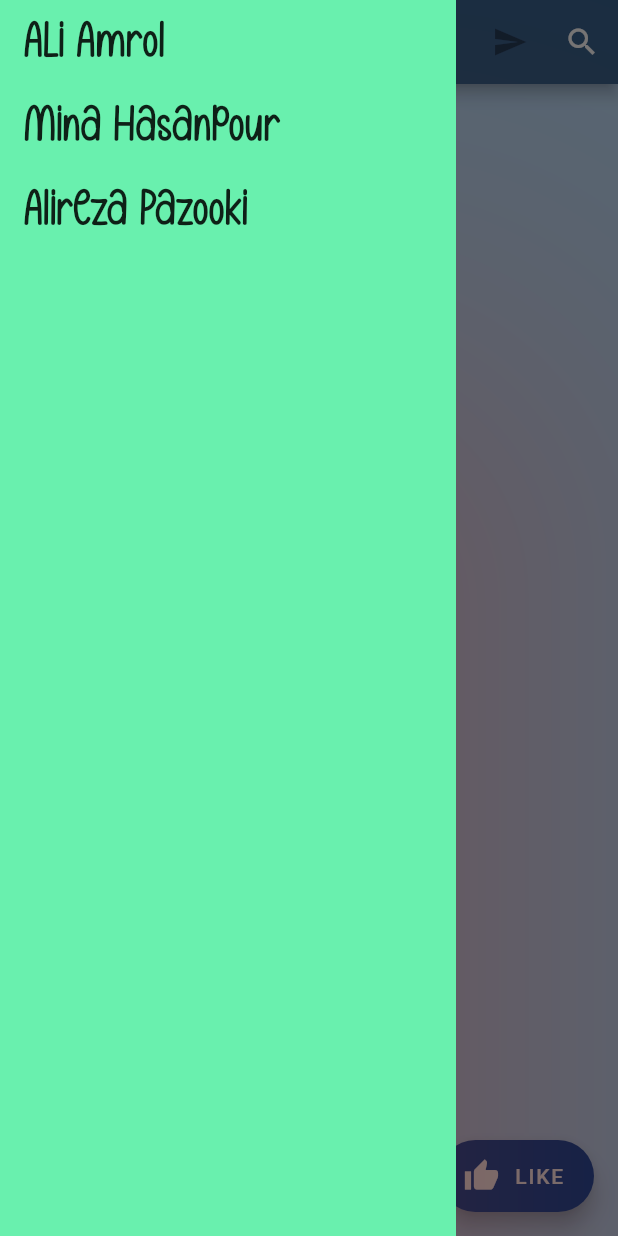
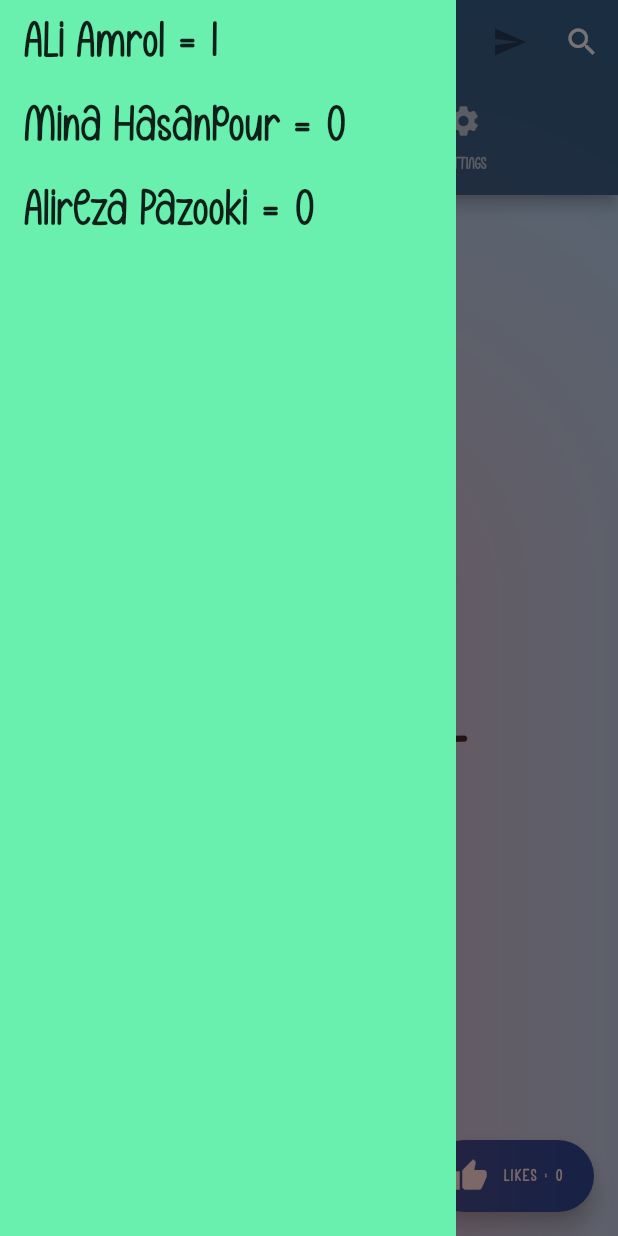
Before and after one commit to Aliamrol/Learn_Flutter, a Flutter app: the screen it shows after launch, in the side drawer, after a tap on the "menu" icon, on a phone screen of 412 x 824 dp. Run offline on Flutter 3.47's test engine with Material 2 defaults, Android fonts, the light colour scheme and no system bars.

Commit message:
add TabBar

```diff
--- a/lib/main.dart
+++ b/lib/main.dart
@@ -1,266 +1,9 @@
-// import 'package:flutter/material.dart';
-//
-// class MyAppBar extends StatelessWidget {
-//   const MyAppBar({super.key});
-//
-//   @override
-//   Widget build(BuildContext context) {
-//     return Material(
-//       child: Row(
-//         children: [
-//           Container(
-//             width: 20.0,
-//             decoration: const BoxDecoration(color: Colors.red),
-//           )
-//         ],
-//       ),
-//     );
-//   }
-// }
-//
-// class MyScaffold extends StatelessWidget {
-//   const MyScaffold({required this.title, required this.centerTitle ,super.key});
-//
-//   final Text centerTitle;
-//   final Text title;
-//   @override
-//   Widget build(BuildContext context) {
-//     return Material(
-//         child: Column(
-//       children: [
-//         Container(
-//           height: 56.0,
-//           decoration: const BoxDecoration(color: Colors.blue),
-//           child:  Row(
-//             children: [
-//               const IconButton(onPressed: null, icon: Icon(Icons.menu)),
-//               Expanded(child: Center(child: title)),
-//               const IconButton(onPressed: null, icon: Icon(Icons.threed_rotation)),
-//               const IconButton(onPressed: null, icon: Icon(Icons.search))
-//             ],
-//           ),
-//         ),
-//         Expanded(
-//              child: Center(
-//           child: centerTitle,
-//         ))
-//       ],
-//     ));
-//   }
-// }
-//
-// void main() {
-//   runApp(const MaterialApp(
-//       home: SafeArea(
-//     child: MyScaffold(title: Text("Hello Amir Amrol"),centerTitle: Text("Provide your farm", style: TextStyle(fontWeight: FontWeight.bold),),),
-//   )));
-// }
-// //
-// // class MyApp extends StatelessWidget {
-// //   const MyApp({super.key});
-// //
-// //   // This widget is the root of your application.
-// //   @override
-// //   Widget build(BuildContext context) {
-// //     return MaterialApp(
-// //       title: 'Flutter Demo',
-// //       theme: ThemeData(
-// //         // This is the theme of your application.
-// //         //
-// //         // TRY THIS: Try running your application with "flutter run". You'll see
-// //         // the application has a blue toolbar. Then, without quitting the app,
-// //         // try changing the seedColor in the colorScheme below to Colors.green
-// //         // and then invoke "hot reload" (save your changes or press the "hot
-// //         // reload" button in a Flutter-supported IDE, or press "r" if you used
-// //         // the command line to start the app).
-// //         //
-// //         // Notice that the counter didn't reset back to zero; the application
-// //         // state is not lost during the reload. To reset the state, use hot
-// //         // restart instead.
-// //         //
-// //         // This works for code too, not just values: Most code changes can be
-// //         // tested with just a hot reload.
-// //         colorScheme: ColorScheme.fromSeed(seedColor: Colors.deepPurple),
-// //         useMaterial3: true,
-// //       ),
-// //       home: const MyHomePage(title: 'Flutter Demo Home Page'),
-// //     );
-// //   }
-// // }
-// //
-// // class MyHomePage extends StatefulWidget {
-// //   const MyHomePage({super.key, required this.title});
-// //
-// //   // This widget is the home page of your application. It is stateful, meaning
-// //   // that it has a State object (defined below) that contains fields that affect
-// //   // how it looks.
-// //
-// //   // This class is the configuration for the state. It holds the values (in this
-// //   // case the title) provided by the parent (in this case the App widget) and
-// //   // used by the build method of the State. Fields in a Widget subclass are
-// //   // always marked "final".
-// //
-// //   final String title;
-// //
-// //   @override
-// //   State<MyHomePage> createState() => _MyHomePageState();
-// // }
-// //
-// // class _MyHomePageState extends State<MyHomePage> {
-// //   int _counter = 0;
-// //
-// //   void _incrementCounter() {
-// //     setState(() {
-// //       // This call to setState tells the Flutter framework that something has
-// //       // changed in this State, which causes it to rerun the build method below
-// //       // so that the display can reflect the updated values. If we changed
-// //       // _counter without calling setState(), then the build method would not be
-// //       // called again, and so nothing would appear to happen.
-// //       _counter++;
-// //     });
-// //   }
-// //
-// //   @override
-// //   Widget build(BuildContext context) {
-// //     // This method is rerun every time setState is called, for instance as done
-// //     // by the _incrementCounter method above.
-// //     //
-// //     // The Flutter framework has been optimized to make rerunning build methods
-// //     // fast, so that you can just rebuild anything that needs updating rather
-// //     // than having to individually change instances of widgets.
-// //     return Scaffold(
-// //       appBar: AppBar(
-// //         // TRY THIS: Try changing the color here to a specific color (to
-// //         // Colors.amber, perhaps?) and trigger a hot reload to see the AppBar
-// //         // change color while the other colors stay the same.
-// //         backgroundColor: Theme.of(context).colorScheme.inversePrimary,
-// //         // Here we take the value from the MyHomePage object that was created by
-// //         // the App.build method, and use it to set our appbar title.
-// //         title: Text(widget.title),
-// //       ),
-// //       body: Center(
-// //         // Center is a layout widget. It takes a single child and positions it
-// //         // in the middle of the parent.
-// //         child: Column(
-// //           // Column is also a layout widget. It takes a list of children and
-// //           // arranges them vertically. By default, it sizes itself to fit its
-// //           // children horizontally, and tries to be as tall as its parent.
-// //           //
-// //           // Column has various properties to control how it sizes itself and
-// //           // how it positions its children. Here we use mainAxisAlignment to
-// //           // center the children vertically; the main axis here is the vertical
-// //           // axis because Columns are vertical (the cross axis would be
-// //           // horizontal).
-// //           //
-// //           // TRY THIS: Invoke "debug painting" (choose the "Toggle Debug Paint"
-// //           // action in the IDE, or press "p" in the console), to see the
-// //           // wireframe for each widget.
-// //           mainAxisAlignment: MainAxisAlignment.center,
-// //           children: <Widget>[
-// //             const Text(
-// //               'You have pushed the button this many times:',
-// //             ),
-// //             Text(
-// //               '$_counter',
-// //               style: Theme.of(context).textTheme.headlineMedium,
-// //             ),
-// //           ],
-// //         ),
-// //       ),
-// //       floatingActionButton: FloatingActionButton(
-// //         onPressed: _incrementCounter,
-// //         tooltip: 'Increment',
-// //         child: const Icon(Icons.add),
-// //       ), // This trailing comma makes auto-formatting nicer for build methods.
-// //     );
-// //   }
-// // }
-//
-// // import 'package:flutter/cupertino.dart';
-// // import 'package:flutter/material.dart';
-//
-// // void main() {
-// //   runApp(const MaterialApp(
-// //     home: SafeArea(child: HomeScreen()),
-// //   ));
-// // }
-//
-// class Wtf extends StatelessWidget {
-//   const Wtf({super.key});
-//
-//   @override
-//   Widget build(BuildContext context) {
-//     return Material(
-//         child: Column(
-//       children: [
-//         Container(
-//           decoration: const BoxDecoration(color: Colors.blue),
-//           child: const Row(
-//             children: [
-//               IconButton(onPressed: null, icon: Icon(Icons.menu)),
-//               Expanded(child: Center(child: Text("Hi Bithc"))),
-//               IconButton(onPressed: null, icon: Icon(Icons.search_rounded))
-//             ],
-//           ),
-//         ),
-//         Expanded(child: Container(
-//           decoration: const BoxDecoration(color: Colors.green),
-//           child: const Column(
-//             children: [
-//               Expanded(child: Center(child: Text("Welcome to BaghMoshaver"),)),
-//               IconButton(onPressed: null, icon: Icon(Icons.battery_charging_full)),
-//               Row(
-//                 children: [
-//                   Expanded(child: Icon(Icons.co_present_sharp)),
-//                   Expanded(child: Icon(Icons.code)),
-//                   Expanded(child: Icon(Icons.account_tree))
-//                 ],
-//               ),
-//               Expanded(child: Center(child: Text("Welcome to BaghMoshaver"),))
-//             ],
-//           ),
-//         )),
-//         Container(
-//           decoration: const BoxDecoration(color: Colors.red),
-//           child: const Row(
-//             children: [
-//               IconButton(onPressed: null, icon: Icon(Icons.backspace)),
-//               Expanded(child: IconButton(onPressed: null, icon: Icon(Icons.message))),
-//               IconButton(onPressed: null, icon: Icon(Icons.send))
-//             ],
-//           ),
-//         )
-//       ],
-//     ));
-//   }
-// }
-//
-//
-// class HomeScreen extends StatelessWidget {
-//   const HomeScreen({Key? key}) : super(key: key);
-//
-//   @override
-//   Widget build(BuildContext context) {
-//     return Scaffold(
-//         appBar: AppBar(
-//           title: const Text(""),
-//         ),
-//         body: ListView.builder(
-//           itemCount: 10,
-//           itemBuilder: (context, index) {
-//             return Card(
-//               child: ListTile(
-//                 title: Text("User $index"),
-//               ),
-//             );
-//           },
-//         ));
-//   }
-// }
-
 import 'package:flutter/material.dart';
 
 int likeCount = 0;
+int aliCount = 0;
+int minaCount = 0;
+int pazookiCount = 0;
 
 class MenuButton extends StatelessWidget {
   const MenuButton({super.key});
@@ -275,41 +18,14 @@
   }
 }
 
-class Drawer1 extends StatelessWidget {
-  const Drawer1({super.key});
+class Drawer2 extends StatefulWidget {
+  const Drawer2({super.key});
 
   @override
-  Widget build(BuildContext context) {
-    return const Drawer(
-      child: Column(
-        children: [
-          Expanded(
-              child: Center(
-                  child: Text(
-            "User1",
-            style: TextStyle(color: Colors.red),
-          ))),
-          Expanded(
-              child: Center(
-                  child: Text("User2", style: TextStyle(color: Colors.red)))),
-          Expanded(
-              child: Center(
-                  child: Text("User3", style: TextStyle(color: Colors.red)))),
-          Expanded(
-              child: Center(
-                  child: Text("User4", style: TextStyle(color: Colors.red)))),
-          Expanded(
-              child: Center(
-                  child: Text("User5", style: TextStyle(color: Colors.red)))),
-        ],
-      ),
-    );
-  }
+  State<StatefulWidget> createState() => _Drawer2();
 }
 
-class Drawer2 extends StatelessWidget {
-  const Drawer2({super.key});
-
+class _Drawer2 extends State {
   @override
   Widget build(BuildContext context) {
     return Drawer(
@@ -320,22 +36,43 @@
         child: ListView(
           children: [
             ListTile(
-              title: const Text("ALi Amrol",
+              title: Text("ALi Amrol = $aliCount",
                   style: TextStyle(fontFamily: "nas"), textScaleFactor: 3),
-              onTap: () {},
+              onLongPress: () {
+                ScaffoldMessenger.of(context)
+                    .showSnackBar(SnackBar(content: Text("ALI AMROL")));
+              },
+              onTap: () {
+                aliCount++;
+                setState(() {});
+              },
             ),
             ListTile(
-              title: const Text(
-                "Mina Hasanpour",
+              title: Text(
+                "Mina Hasanpour = $minaCount",
                 style: TextStyle(fontFamily: "nas"),
                 textScaleFactor: 3,
               ),
-              onTap: () {},
+              onLongPress: () {
+                ScaffoldMessenger.of(context)
+                    .showSnackBar(SnackBar(content: Text("MINA HASANPOUR")));
+              },
+              onTap: () {
+                minaCount++;
+                setState(() {});
+              },
             ),
             ListTile(
-              title: const Text("Alireza Pazooki",
+              title: Text("Alireza Pazooki = $pazookiCount",
                   style: TextStyle(fontFamily: "nas"), textScaleFactor: 3),
-              onTap: () {},
+              onLongPress: () {
+                ScaffoldMessenger.of(context)
+                    .showSnackBar(SnackBar(content: Text("ALIREZA PAZOOKI")));
+              },
+              onTap: () {
+                pazookiCount++;
+                setState(() {});
+              },
             )
           ],
         ));
@@ -377,39 +114,71 @@
   }
 }
 
-class FloatingPointAction1 extends StatelessWidget {
-  const FloatingPointAction1({super.key});
+class FloatingActionButton1 extends StatefulWidget {
+  const FloatingActionButton1({super.key});
 
+  @override
+  State<StatefulWidget> createState() => _FloatingActionButton1();
+}
+
+class _FloatingActionButton1 extends State {
   @override
   Widget build(BuildContext context) {
     return FloatingActionButton.extended(
+      onPressed: () {
+        likeCount++;
+        setState(() {});
+      },
+      label: Text("LIKES : $likeCount"),
       backgroundColor: Colors.blue[900],
-        onPressed: () {
-          print("like count = $likeCount");
-          likeCount++;
-        },
-        label: const Text("LIKE"),
       extendedIconLabelSpacing: 10,
-        icon: const Icon(Icons.thumb_up),
-        autofocus: true);
+      icon: Icon(Icons.thumb_up),
+    );
   }
 }
 
-class HomeScreen extends StatelessWidget {
+class HomeScreen extends StatefulWidget {
   const HomeScreen({super.key});
+
+  @override
+  State<StatefulWidget> createState() => _HomeScreen();
+}
+
+class _HomeScreen extends State with TickerProviderStateMixin {
+  late TabController _tabController;
+
+  @override
+  void initState() {
+    super.initState();
+    _tabController = TabController(length: 2, vsync: this);
+  }
 
   @override
   Widget build(BuildContext context) {
     return Scaffold(
         appBar: AppBar(
+          bottom: TabBar(
+            indicatorColor: Colors.greenAccent,
+            controller: _tabController,
+            tabs: const [
+              Tab(
+                icon: Icon(Icons.perm_contact_cal_rounded),
+                text: "CONTACTS",
+              ),
+              Tab(
+                icon: Icon(Icons.settings),
+                text: "SETTINGS",
+              )
+            ],
+          ),
           leading: Builder(
             builder: (context) {
               return const MenuButton();
             },
           ),
-        title: Center(
+          title: const Center(
             child: Text(
-            "BaghMoshaver",
+              "BaghMosher",
               style: TextStyle(fontFamily: "nas"),
               textScaleFactor: 2,
             ),
@@ -420,15 +189,25 @@
           ],
         ),
         drawer: const Drawer2(),
-      floatingActionButton: const FloatingPointAction1(),
-      body: Center(
+        floatingActionButton: const FloatingActionButton1(),
+        body: TabBarView(
+          controller: _tabController,
+          children: const [
+            Center(
               child: Text(
-          "LIKES = $likeCount",
-          textScaleFactor: 4.8,
-          style: TextStyle(fontFamily: "nas"),
+                "AMIR AMROL",
+                textScaleFactor: 5,
               ),
             ),
-    );
+            Center(
+              child: Text(
+                "MMDREZA AMROL",
+                textScaleFactor: 5,
+                selectionColor: Colors.red,
+              ),
+            )
+          ],
+        ));
   }
 }
 
@@ -436,9 +215,307 @@
   runApp(MaterialApp(
       theme: ThemeData(
           colorSchemeSeed: Colors.blue[500],
+          fontFamily: "nas",
           scaffoldBackgroundColor: Colors.blue[100]),
       debugShowCheckedModeBanner: false,
-      home: SafeArea(
+      home: const SafeArea(
           child: Directionality(
               textDirection: TextDirection.ltr, child: HomeScreen()))));
 }
+
+//
+// import 'package:flutter/material.dart';
+//
+// /// Flutter code sample for [TabBar].
+//
+// void main() => runApp(const TabBarApp());
+//
+// class TabBarApp extends StatelessWidget {
+//   const TabBarApp({super.key});
+//
+//   @override
+//   Widget build(BuildContext context) {
+//     return MaterialApp(
+//       debugShowCheckedModeBanner: false,
+//       theme: ThemeData(useMaterial3: true),
+//       home: const TabBarExample(),
+//     );
+//   }
+// }
+//
+// class TabBarExample extends StatelessWidget {
+//   const TabBarExample({super.key});
+//
+//   @override
+//   Widget build(BuildContext context) {
+//     return DefaultTabController(
+//       initialIndex: 1,
+//       length: 3,
+//       child: Scaffold(
+//         appBar: AppBar(
+//           title: const Text('TabBar Sample'),
+//           bottom: const TabBar(
+//             tabs: <Widget>[
+//               Tab(
+//                 icon: Icon(Icons.cloud_outlined),
+//               ),
+//               Tab(
+//                 icon: Icon(Icons.beach_access_sharp),
+//               ),
+//               Tab(
+//                 icon: Icon(Icons.brightness_5_sharp),
+//               ),
+//             ],
+//           ),
+//         ),
+//         body: const TabBarView(
+//           children: <Widget>[
+//             Center(
+//               child: Text("It's cloudy here"),
+//             ),
+//             Center(
+//               child: Text("It's rainy here"),
+//             ),
+//             Center(
+//               child: Text("It's sunny here"),
+//             ),
+//           ],
+//         ),
+//       ),
+//     );
+//   }
+// }
+//
+
+// import 'package:flutter/material.dart';
+//
+//
+// int likeCount = 0;
+// int aliCount = 0;
+// int minaCount = 0;
+// int pazookiCount = 0;
+//
+// void main() {
+//   runApp(
+//     MaterialApp(
+//       theme: ThemeData(
+//           colorSchemeSeed: Colors.blue[500],
+//           scaffoldBackgroundColor: Colors.blue[100]),
+//       debugShowCheckedModeBanner: false,
+//       home: const SafeArea(
+//         child: Directionality(
+//           textDirection: TextDirection.ltr,
+//           child: HomeScreen(),
+//         ),
+//       ),
+//     ),
+//   );
+// }
+//
+// class HomeScreen extends StatefulWidget {
+//   const HomeScreen({super.key});
+//
+//   @override
+//   State<StatefulWidget> createState() => _HomeScreen();
+// }
+//
+// class _HomeScreen extends State<HomeScreen> with TickerProviderStateMixin {
+//   void _update() {
+//     setState(() {});
+//   }
+//
+//   @override
+//   Widget build(BuildContext context) {
+//     return Scaffold(
+//       appBar: AppBar(
+//         bottom: TabBar(
+//           controller: TabController(length: 3, vsync: this),
+//           tabs: const [
+//             Tab(
+//               icon: Icon(Icons.settings),
+//               text: "Settings",
+//             ),
+//             Tab(
+//               icon: Icon(Icons.wechat_sharp),
+//               text: "Chats",
+//             ),
+//             Tab(
+//               icon: Icon(Icons.contacts),
+//               text: "Contacts",
+//             )
+//           ],
+//         ),
+//         leading: Builder(
+//           builder: (context) {
+//             return const MenuButton();
+//           },
+//         ),
+//         title: const Center(
+//           child: Text(
+//             "BaghMosher",
+//             style: TextStyle(fontFamily: "nas"),
+//             textScaleFactor: 2,
+//           ),
+//         ),
+//         actions: const [
+//           SendIcon(),
+//           SearchIcon(),
+//         ],
+//       ),
+//       drawer: const Drawer2(),
+//       floatingActionButton: FloatingActionButton1(_update),
+//       body: TabBarView(
+//         controller: TabController(length: 3, vsync: this),
+//         children: const [
+//           Center(
+//             child: Text("Contacts"),
+//           ),
+//           Center(
+//             child: Text("Contacts"),
+//           ),
+//           Center(
+//             child: Text("Contacts"),
+//           ),
+//         ],
+//       ),
+//     );
+//   }
+// }
+//
+// class MenuButton extends StatelessWidget {
+//   const MenuButton({super.key});
+//
+//   @override
+//   Widget build(BuildContext context) {
+//     return IconButton(
+//       onPressed: () {
+//         Scaffold.of(context).openDrawer();
+//       },
+//       icon: const Icon(Icons.menu),
+//     );
+//   }
+// }
+//
+// class Drawer2 extends StatefulWidget {
+//   const Drawer2({super.key});
+//
+//   @override
+//   State<StatefulWidget> createState() => _Drawer2();
+// }
+//
+// class _Drawer2 extends State<Drawer2> {
+//   @override
+//   Widget build(BuildContext context) {
+//     return Drawer(
+//         backgroundColor: Colors.greenAccent,
+//         elevation: 150.0,
+//         shadowColor: Colors.red,
+//         surfaceTintColor: Colors.green,
+//         child: ListView(
+//           children: [
+//             ListTile(
+//               title: Text("ALi Amrol = $aliCount",
+//                   style: const TextStyle(fontFamily: "nas"),
+//                   textScaleFactor: 3),
+//               onLongPress: () {
+//                 ScaffoldMessenger.of(context)
+//                     .showSnackBar(const SnackBar(content: Text("ALI AMROL")));
+//               },
+//               onTap: () {
+//                 aliCount++;
+//                 setState(() {});
+//               },
+//             ),
+//             ListTile(
+//               title: Text(
+//                 "Mina Hasanpour = $minaCount",
+//                 style: const TextStyle(fontFamily: "nas"),
+//                 textScaleFactor: 3,
+//               ),
+//               onLongPress: () {
+//                 ScaffoldMessenger.of(context).showSnackBar(
+//                     const SnackBar(content: Text("MINA HASANPOUR")));
+//               },
+//               onTap: () {
+//                 minaCount++;
+//                 setState(() {});
+//               },
+//             ),
+//             ListTile(
+//               title: Text("Alireza Pazooki = $pazookiCount",
+//                   style: const TextStyle(fontFamily: "nas"),
+//                   textScaleFactor: 3),
+//               onLongPress: () {
+//                 ScaffoldMessenger.of(context).showSnackBar(
+//                     const SnackBar(content: Text("ALIREZA PAZOOKI")));
+//               },
+//               onTap: () {
+//                 pazookiCount++;
+//                 setState(() {});
+//               },
+//             )
+//           ],
+//         ));
+//   }
+// }
+//
+// class SendIcon extends StatelessWidget {
+//   const SendIcon({super.key});
+//
+//   @override
+//   Widget build(BuildContext context) {
+//     return const IconButton(onPressed: null, icon: Icon(Icons.send));
+//   }
+// }
+//
+// class SearchIcon extends StatelessWidget {
+//   const SearchIcon({super.key});
+//
+//   @override
+//   Widget build(BuildContext context) {
+//     return IconButton(
+//         onPressed: () {
+//           ScaffoldMessenger.of(context).showSnackBar(SnackBar(
+//             content: const Center(
+//               child: Text("Fuck You!"),
+//             ),
+//             duration: const Duration(seconds: 7),
+//             showCloseIcon: true,
+//             backgroundColor: Colors.blue,
+//             action: SnackBarAction(
+//                 label: "Thanks",
+//                 textColor: Colors.red,
+//                 onPressed: () {
+//                   ScaffoldMessenger.of(context).hideCurrentSnackBar();
+//                 }),
+//           ));
+//         },
+//         icon: const Icon(Icons.search));
+//   }
+// }
+//
+// class FloatingActionButton1 extends StatefulWidget {
+//   final Function update;
+//
+//   const FloatingActionButton1(this.update, {Key? key}) : super(key: key);
+//
+//   @override
+//   State<StatefulWidget> createState() => _FloatingActionButton1();
+// }
+//
+// class _FloatingActionButton1 extends State<FloatingActionButton1> {
+//   @override
+//   Widget build(BuildContext context) {
+//     return FloatingActionButton.extended(
+//       onPressed: () {
+//         likeCount++;
+//         widget.update();
+//         setState(() {});
+//       },
+//       label: Text("LIKES : $likeCount"),
+//       backgroundColor: Colors.blue[900],
+//       extendedIconLabelSpacing: 10,
+//       icon: const Icon(Icons.thumb_up),
+//     );
+//   }
+// }
```
Also changed, not shown: fonts/Reality%20Show.otf (added). Lines whose indentation alone changed are shown as unchanged.
